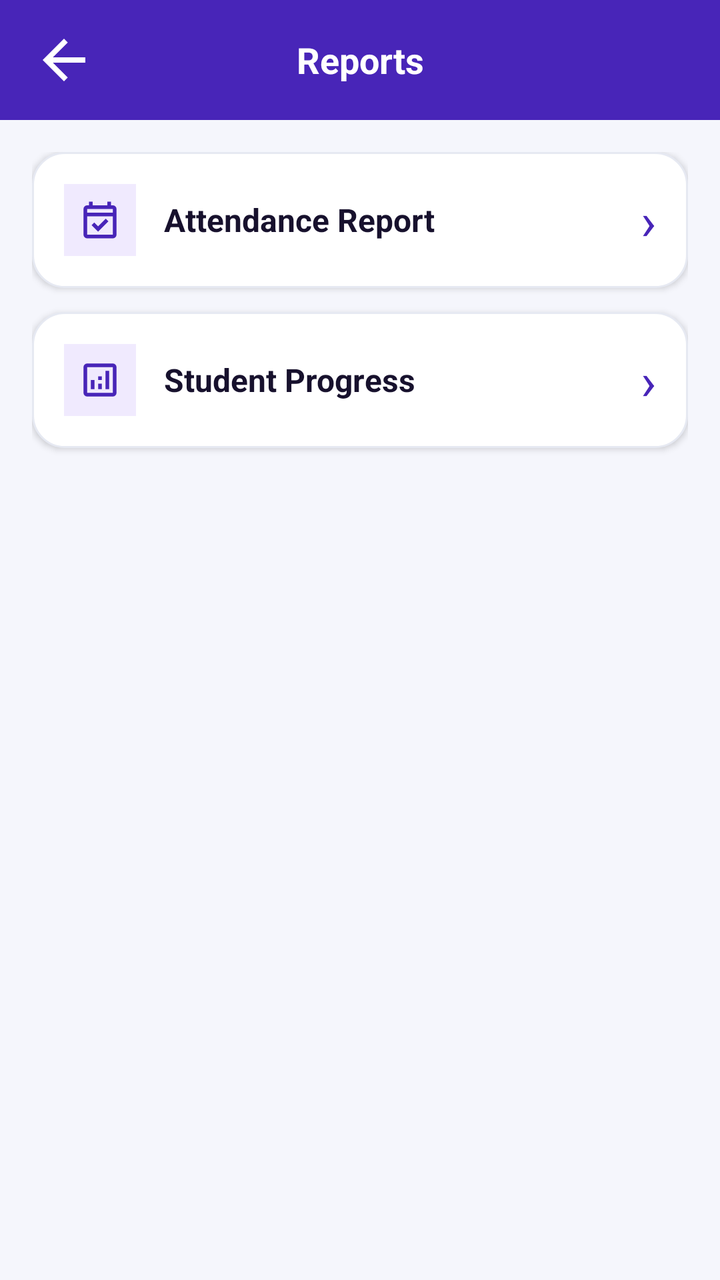
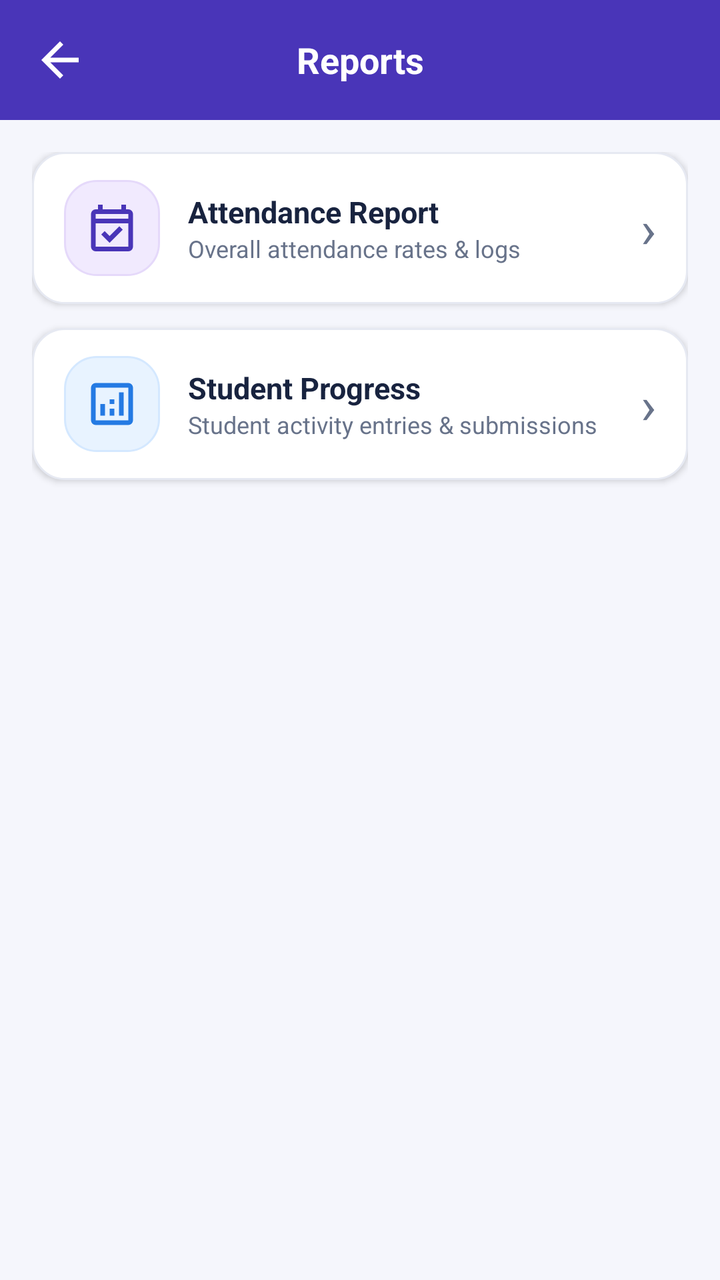

Screens rendered from an Android XML layout before and after an edit, with the pre-edit source and the edit as a unified diff.
<!-- AndroidManifest.xml: application theme Theme.TrackPoint -->
<!-- res/layout/activity_staff_reports.xml -->
<?xml version="1.0" encoding="utf-8"?>

<LinearLayout xmlns:android="http://schemas.android.com/apk/res/android"
    xmlns:app="http://schemas.android.com/apk/res-auto"
    android:id="@+id/main"
    android:layout_width="match_parent"
    android:layout_height="match_parent"
    android:orientation="vertical"
    android:background="#4825B8"
    android:fitsSystemWindows="true">

    
    <LinearLayout
        android:layout_width="match_parent"
        android:layout_height="60dp"
        android:orientation="horizontal"
        android:gravity="center_vertical"
        android:paddingStart="16dp"
        android:paddingEnd="16dp"
        android:background="#4825B8">

        <ImageView
            android:id="@+id/btnBack"
            android:layout_width="32dp"
            android:layout_height="32dp"
            android:src="@drawable/back_symbol"
            app:tint="@color/white"
            android:contentDescription="Back" />

        <TextView
            android:layout_width="0dp"
            android:layout_height="wrap_content"
            android:layout_weight="1"
            android:text="Reports"
            android:textColor="@color/white"
            android:textSize="18sp"
            android:textStyle="bold"
            android:gravity="center" />

        <View
            android:layout_width="32dp"
            android:layout_height="32dp" />

    </LinearLayout>

    
    <ScrollView
        android:layout_width="match_parent"
        android:layout_height="0dp"
        android:layout_weight="1"
        android:fillViewport="true"
        android:background="#F5F6FC">

        <LinearLayout
            android:layout_width="match_parent"
            android:layout_height="wrap_content"
            android:orientation="vertical"
            android:padding="16dp">

            
            <LinearLayout
                android:id="@+id/cardAttendanceReport"
                android:layout_width="match_parent"
                android:layout_height="68dp"
                android:orientation="horizontal"
                android:gravity="center_vertical"
                android:background="@drawable/action_card"
                android:elevation="2dp"
                android:paddingStart="16dp"
                android:paddingEnd="16dp"
                android:layout_marginBottom="12dp"
                android:clickable="true"
                android:focusable="true">

                <ImageView
                    android:layout_width="36dp"
                    android:layout_height="36dp"
                    android:padding="7dp"
                    android:background="#F0EAFE"
                    android:src="@drawable/attendance_symbol"
                    app:tint="#4825B8"
                    android:contentDescription="Attendance Report" />

                <TextView
                    android:layout_width="0dp"
                    android:layout_height="wrap_content"
                    android:layout_weight="1"
                    android:text="Attendance Report"
                    android:textSize="16sp"
                    android:textStyle="bold"
                    android:textColor="#17112D"
                    android:paddingStart="14dp" />

                <TextView
                    android:layout_width="wrap_content"
                    android:layout_height="wrap_content"
                    android:text="›"
                    android:textSize="26sp"
                    android:textColor="#4825B8" />

            </LinearLayout>

            
            <LinearLayout
                android:id="@+id/cardProgressReport"
                android:layout_width="match_parent"
                android:layout_height="68dp"
                android:orientation="horizontal"
                android:gravity="center_vertical"
                android:background="@drawable/action_card"
                android:elevation="2dp"
                android:paddingStart="16dp"
                android:paddingEnd="16dp"
                android:layout_marginBottom="12dp"
                android:clickable="true"
                android:focusable="true">

                <ImageView
                    android:layout_width="36dp"
                    android:layout_height="36dp"
                    android:padding="7dp"
                    android:background="#F0EAFE"
                    android:src="@drawable/progress_symbol"
                    app:tint="#4825B8"
                    android:contentDescription="Student Progress" />

                <TextView
                    android:layout_width="0dp"
                    android:layout_height="wrap_content"
                    android:layout_weight="1"
                    android:text="Student Progress"
                    android:textSize="16sp"
                    android:textStyle="bold"
                    android:textColor="#17112D"
                    android:paddingStart="14dp" />

                <TextView
                    android:layout_width="wrap_content"
                    android:layout_height="wrap_content"
                    android:text="›"
                    android:textSize="26sp"
                    android:textColor="#4825B8" />

            </LinearLayout>

        </LinearLayout>

    </ScrollView>

</LinearLayout>
<!-- resources referenced by this layout -->
<resources>
  <color name="white">#FFFFFFFF</color>
  <!-- drawable action_card (drawable) -->
  <shape xmlns:android="http://schemas.android.com/apk/res/android">
      <solid android:color="#FFFFFF"/>
      <stroke android:width="1dp" android:color="#E6E9F2"/>
      <corners android:radius="16dp"/>
  </shape>
  <!-- drawable attendance_symbol (drawable) -->
  <vector xmlns:android="http://schemas.android.com/apk/res/android" android:height="24dp" android:tint="#000000" android:viewportHeight="960" android:viewportWidth="960" android:width="24dp">
        
      <path android:fillColor="@android:color/white" android:pathData="M438,734L296,592L354,534L438,618L606,450L664,508L438,734ZM200,880Q167,880 143.5,856.5Q120,833 120,800L120,240Q120,207 143.5,183.5Q167,160 200,160L240,160L240,80L320,80L320,160L640,160L640,80L720,80L720,160L760,160Q793,160 816.5,183.5Q840,207 840,240L840,800Q840,833 816.5,856.5Q793,880 760,880L200,880ZM200,800L760,800Q760,800 760,800Q760,800 760,800L760,400L200,400L200,800Q200,800 200,800Q200,800 200,800ZM200,320L760,320L760,240Q760,240 760,240Q760,240 760,240L200,240Q200,240 200,240Q200,240 200,240L200,320ZM200,320L200,240Q200,240 200,240Q200,240 200,240L200,240Q200,240 200,240Q200,240 200,240L200,320Z"/>
      
  </vector>
  <!-- drawable back_symbol (drawable) -->
  <vector xmlns:android="http://schemas.android.com/apk/res/android" android:autoMirrored="true" android:height="24dp" android:tint="#000000" android:viewportHeight="24" android:viewportWidth="24" android:width="24dp">
        
      <path android:fillColor="@android:color/white" android:pathData="M20,11H7.83l5.59,-5.59L12,4l-8,8 8,8 1.41,-1.41L7.83,13H20v-2z"/>
      
  </vector>
  <!-- drawable progress_symbol (drawable) -->
  <vector xmlns:android="http://schemas.android.com/apk/res/android" android:height="24dp" android:tint="#000000" android:viewportHeight="960" android:viewportWidth="960" android:width="24dp">
        
      <path android:fillColor="@android:color/white" android:pathData="M280,680L360,680L360,480L280,480L280,680ZM600,680L680,680L680,280L600,280L600,680ZM440,680L520,680L520,560L440,560L440,680ZM440,480L520,480L520,400L440,400L440,480ZM200,840Q167,840 143.5,816.5Q120,793 120,760L120,200Q120,167 143.5,143.5Q167,120 200,120L760,120Q793,120 816.5,143.5Q840,167 840,200L840,760Q840,793 816.5,816.5Q793,840 760,840L200,840ZM200,760L760,760Q760,760 760,760Q760,760 760,760L760,200Q760,200 760,200Q760,200 760,200L200,200Q200,200 200,200Q200,200 200,200L200,760Q200,760 200,760Q200,760 200,760ZM200,200L200,200Q200,200 200,200Q200,200 200,200L200,760Q200,760 200,760Q200,760 200,760L200,760Q200,760 200,760Q200,760 200,760L200,200Q200,200 200,200Q200,200 200,200Z"/>
      
  </vector>
  <style name="Theme.TrackPoint" parent="Base.Theme.TrackPoint" />
  <style name="Base.Theme.TrackPoint" parent="Theme.Material3.DayNight.NoActionBar">
          
          
      </style>
</resources>

<!-- the commit's change to res/layout/activity_staff_reports.xml (unified diff, before → after) -->
@@ -6,7 +6,7 @@
     android:layout_width="match_parent"
     android:layout_height="match_parent"
     android:orientation="vertical"
-    android:background="#4825B8"
+    android:background="#4935B8"
     android:fitsSystemWindows="true">
 
     
@@ -17,12 +17,12 @@
         android:gravity="center_vertical"
         android:paddingStart="16dp"
         android:paddingEnd="16dp"
-        android:background="#4825B8">
+        android:background="#4935B8">
 
         <ImageView
             android:id="@+id/btnBack"
-            android:layout_width="32dp"
-            android:layout_height="32dp"
+            android:layout_width="28dp"
+            android:layout_height="28dp"
             android:src="@drawable/back_symbol"
             app:tint="@color/white"
             android:contentDescription="Back" />
@@ -38,8 +38,8 @@
             android:gravity="center" />
 
         <View
-            android:layout_width="32dp"
-            android:layout_height="32dp" />
+            android:layout_width="28dp"
+            android:layout_height="28dp" />
 
     </LinearLayout>
 
@@ -61,7 +61,7 @@
             <LinearLayout
                 android:id="@+id/cardAttendanceReport"
                 android:layout_width="match_parent"
-                android:layout_height="68dp"
+                android:layout_height="76dp"
                 android:orientation="horizontal"
                 android:gravity="center_vertical"
                 android:background="@drawable/action_card"
@@ -73,30 +73,44 @@
                 android:focusable="true">
 
                 <ImageView
-                    android:layout_width="36dp"
-                    android:layout_height="36dp"
-                    android:padding="7dp"
-                    android:background="#F0EAFE"
+                    android:layout_width="48dp"
+                    android:layout_height="48dp"
+                    android:padding="10dp"
+                    android:background="@drawable/card_purple"
                     android:src="@drawable/attendance_symbol"
-                    app:tint="#4825B8"
+                    app:tint="#4935B8"
                     android:contentDescription="Attendance Report" />
 
-                <TextView
+                <LinearLayout
                     android:layout_width="0dp"
                     android:layout_height="wrap_content"
                     android:layout_weight="1"
-                    android:text="Attendance Report"
-                    android:textSize="16sp"
-                    android:textStyle="bold"
-                    android:textColor="#17112D"
-                    android:paddingStart="14dp" />
+                    android:orientation="vertical"
+                    android:layout_marginStart="14dp">
+
+                    <TextView
+                        android:layout_width="wrap_content"
+                        android:layout_height="wrap_content"
+                        android:text="Attendance Report"
+                        android:textSize="15sp"
+                        android:textStyle="bold"
+                        android:textColor="#18233F" />
+
+                    <TextView
+                        android:layout_width="wrap_content"
+                        android:layout_height="wrap_content"
+                        android:text="Overall attendance rates &amp; logs"
+                        android:textSize="12sp"
+                        android:textColor="#68738A" />
+
+                </LinearLayout>
 
                 <TextView
                     android:layout_width="wrap_content"
                     android:layout_height="wrap_content"
                     android:text="›"
                     android:textSize="26sp"
-                    android:textColor="#4825B8" />
+                    android:textColor="#68738A" />
 
             </LinearLayout>
 
@@ -104,7 +118,7 @@
             <LinearLayout
                 android:id="@+id/cardProgressReport"
                 android:layout_width="match_parent"
-                android:layout_height="68dp"
+                android:layout_height="76dp"
                 android:orientation="horizontal"
                 android:gravity="center_vertical"
                 android:background="@drawable/action_card"
@@ -116,30 +130,44 @@
                 android:focusable="true">
 
                 <ImageView
-                    android:layout_width="36dp"
-                    android:layout_height="36dp"
-                    android:padding="7dp"
-                    android:background="#F0EAFE"
+                    android:layout_width="48dp"
+                    android:layout_height="48dp"
+                    android:padding="10dp"
+                    android:background="@drawable/card_blue"
                     android:src="@drawable/progress_symbol"
-                    app:tint="#4825B8"
+                    app:tint="#247AE3"
                     android:contentDescription="Student Progress" />
 
-                <TextView
+                <LinearLayout
                     android:layout_width="0dp"
                     android:layout_height="wrap_content"
                     android:layout_weight="1"
-                    android:text="Student Progress"
-                    android:textSize="16sp"
-                    android:textStyle="bold"
-                    android:textColor="#17112D"
-                    android:paddingStart="14dp" />
+                    android:orientation="vertical"
+                    android:layout_marginStart="14dp">
+
+                    <TextView
+                        android:layout_width="wrap_content"
+                        android:layout_height="wrap_content"
+                        android:text="Student Progress"
+                        android:textSize="15sp"
+                        android:textStyle="bold"
+                        android:textColor="#18233F" />
+
+                    <TextView
+                        android:layout_width="wrap_content"
+                        android:layout_height="wrap_content"
+                        android:text="Student activity entries &amp; submissions"
+                        android:textSize="12sp"
+                        android:textColor="#68738A" />
+
+                </LinearLayout>
 
                 <TextView
                     android:layout_width="wrap_content"
                     android:layout_height="wrap_content"
                     android:text="›"
                     android:textSize="26sp"
-                    android:textColor="#4825B8" />
+                    android:textColor="#68738A" />
 
             </LinearLayout>
 
<!-- resource entries referenced after the edit -->
@@ -19,6 +19,18 @@
       <path android:fillColor="@android:color/white" android:pathData="M20,11H7.83l5.59,-5.59L12,4l-8,8 8,8 1.41,-1.41L7.83,13H20v-2z"/>
       
   </vector>
+  <!-- drawable card_blue (drawable) -->
+  <shape xmlns:android="http://schemas.android.com/apk/res/android">
+      <solid android:color="#E8F3FF"/>
+      <stroke android:width="1dp" android:color="#D4E8FF"/>
+      <corners android:radius="16dp"/>
+  </shape>
+  <!-- drawable card_purple (drawable) -->
+  <shape xmlns:android="http://schemas.android.com/apk/res/android">
+      <solid android:color="#F1EAFE"/>
+      <stroke android:width="1dp" android:color="#E5D9FA"/>
+      <corners android:radius="16dp"/>
+  </shape>
   <!-- drawable progress_symbol (drawable) -->
   <vector xmlns:android="http://schemas.android.com/apk/res/android" android:height="24dp" android:tint="#000000" android:viewportHeight="960" android:viewportWidth="960" android:width="24dp">
         
